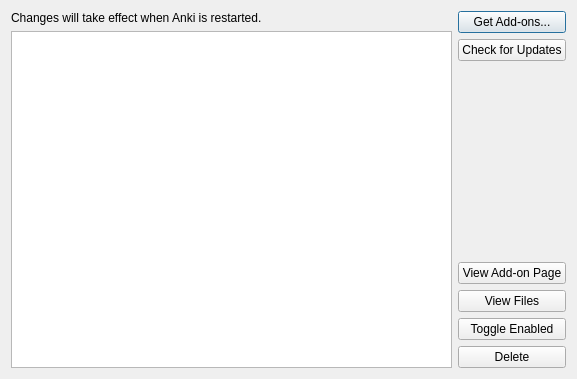
First picture: the form in designer/addons.ui, repository ankitects/anki, before the edit.
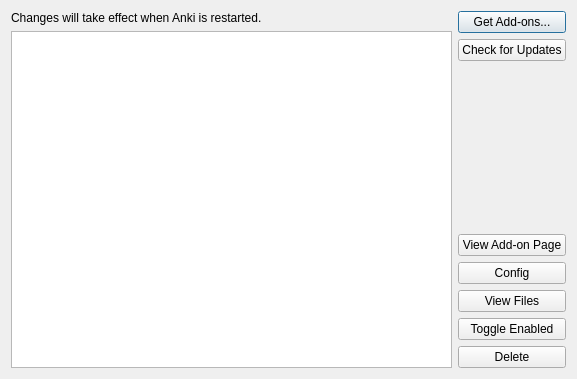
Second picture: the form after the edit.

The edit to the form file:
```diff
--- a/designer/addons.ui
+++ b/designer/addons.ui
@@ -74,6 +74,13 @@
        </property>
       </widget>
      </item>
+     <item>
+      <widget class="QPushButton" name="config">
+       <property name="text">
+        <string>Config</string>
+       </property>
+      </widget>
+     </item>
      <item>
       <widget class="QPushButton" name="viewFiles">
        <property name="text">
```
